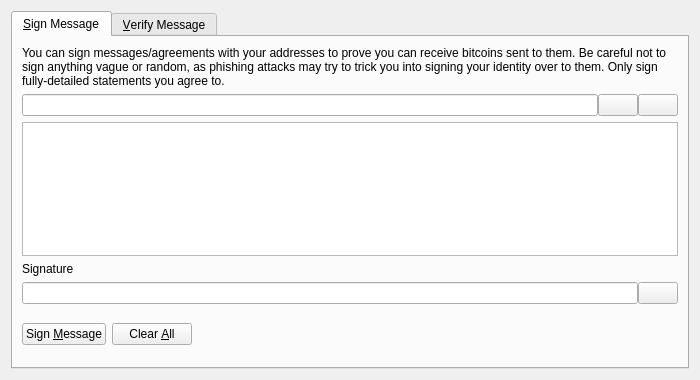
Qt form src/qt/forms/signverifymessagedialog.ui (SaltineChips/Rubix-V3.0.0.0) before a commit.
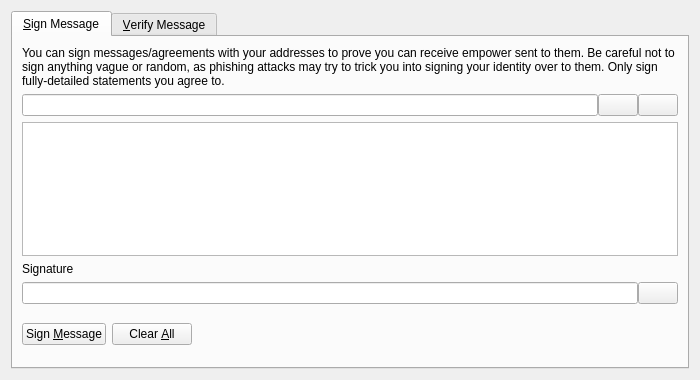
The same form after that commit. Icons and pictures are not drawn. Custom widgets are drawn as their Qt base class.

```diff
--- a/src/qt/forms/signverifymessagedialog.ui
+++ b/src/qt/forms/signverifymessagedialog.ui
@@ -30,7 +30,7 @@
        <item>
         <widget class="QLabel" name="infoLabel_SM">
          <property name="text">
-          <string>You can sign messages/agreements with your addresses to prove you can receive bitcoins sent to them. Be careful not to sign anything vague or random, as phishing attacks may try to trick you into signing your identity over to them. Only sign fully-detailed statements you agree to.</string>
+          <string>You can sign messages/agreements with your addresses to prove you can receive empower sent to them. Be careful not to sign anything vague or random, as phishing attacks may try to trick you into signing your identity over to them. Only sign fully-detailed statements you agree to.</string>
          </property>
          <property name="textFormat">
           <enum>Qt::PlainText</enum>
```
Left out of the diff: 10 changed lines with no effect on the pictures.
